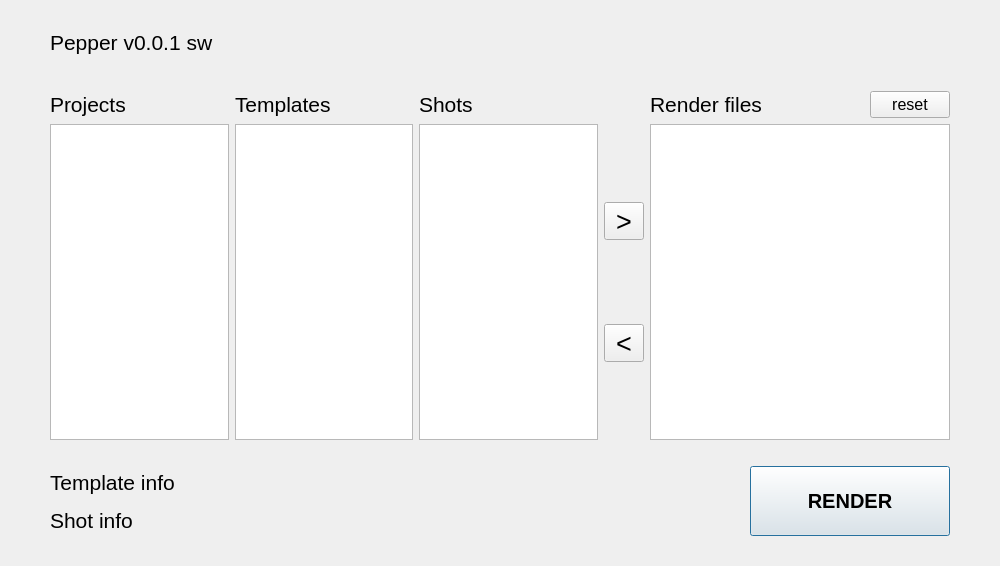
Above: python/BlackPepper/ui/ui_sj/main.ui from NetflixVFX-Ac/BlackPepper before the change. Below: the same form after it.
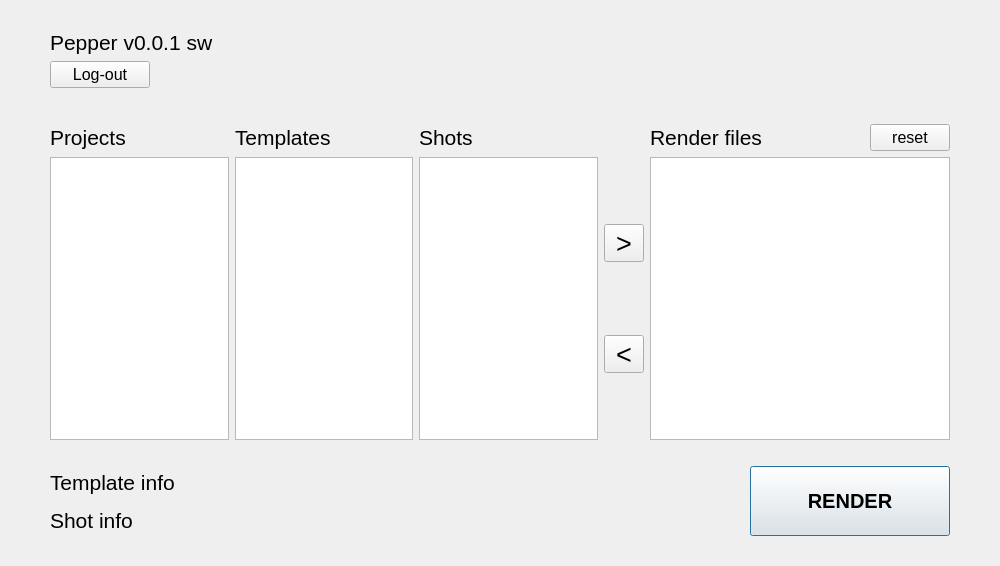
That is the form after the change.

Patch:
```diff
--- a/python/BlackPepper/ui/ui_sj/main.ui
+++ b/python/BlackPepper/ui/ui_sj/main.ui
@@ -130,6 +130,40 @@
        </property>
       </widget>
      </item>
+     <item>
+      <layout class="QHBoxLayout" name="horizontalLayout_5">
+       <property name="leftMargin">
+        <number>0</number>
+       </property>
+       <property name="topMargin">
+        <number>0</number>
+       </property>
+      </layout>
+     </item>
+     <item>
+      <widget class="QPushButton" name="logout_btn">
+       <property name="enabled">
+        <bool>true</bool>
+       </property>
+       <property name="maximumSize">
+        <size>
+         <width>100</width>
+         <height>100</height>
+        </size>
+       </property>
+       <property name="font">
+        <font>
+         <pointsize>12</pointsize>
+        </font>
+       </property>
+       <property name="layoutDirection">
+        <enum>Qt::LeftToRight</enum>
+       </property>
+       <property name="text">
+        <string>Log-out</string>
+       </property>
+      </widget>
+     </item>
      <item>
       <layout class="QGridLayout" name="gridLayout_3">
        <item row="2" column="2">
```
Left out of the diff: 140 changed lines with no effect on the pictures.
